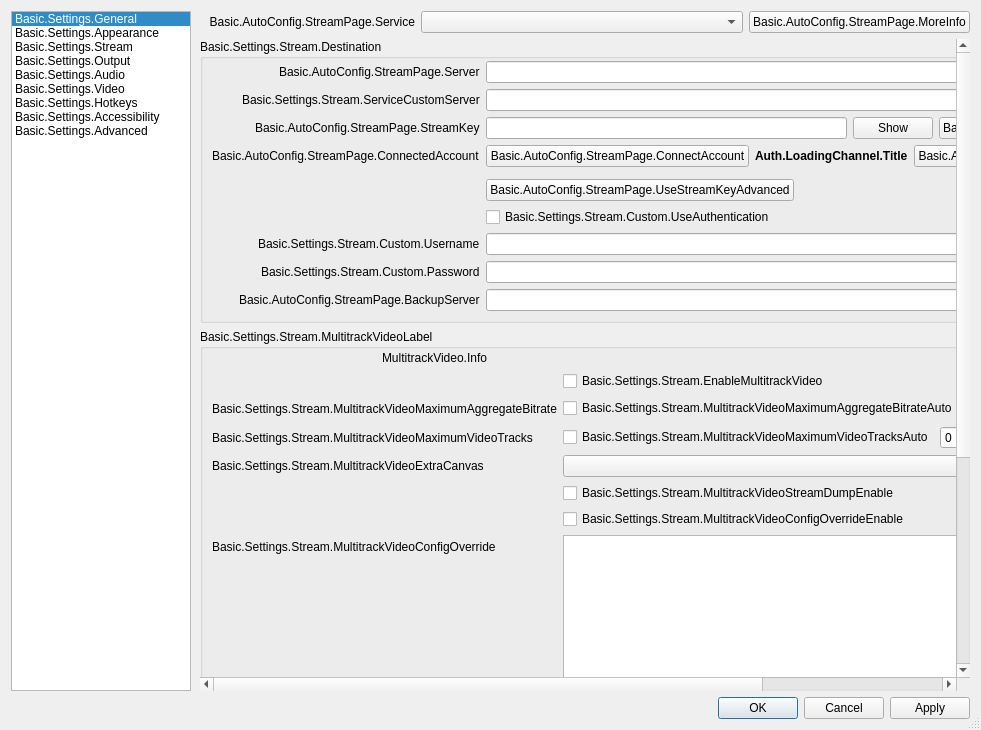
Before: the Qt Designer form frontend/forms/OBSBasicSettings.ui in Elon666-ai/obs32.1.2patched, drawn with Qt 5.
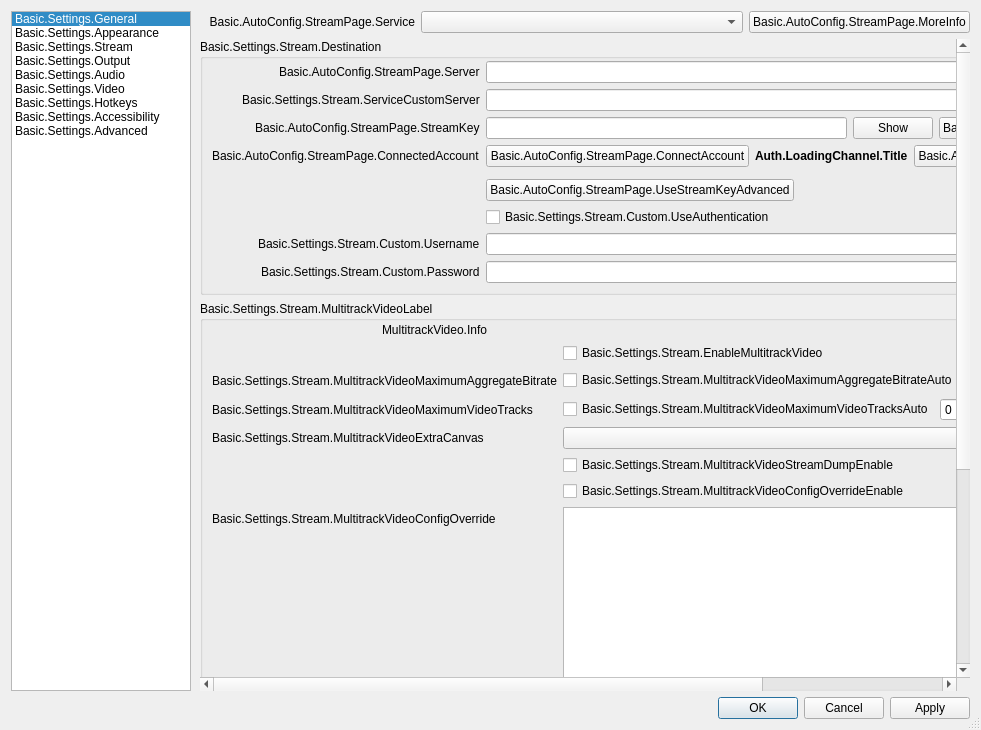
After: the same form once the commit is applied. The open tabs and pages were chosen to show the change. Icons and pictures are not drawn. Custom widgets are drawn as their Qt base class.

Commit message:
frontend: drop WHIP backup server and force Opus for SRT/ERTMP/WHIP
Remove the WHIP backup server input from the stream settings and from the WHIP service, so no backup endpoint is read or returned.

Restrict the streaming audio encoder list to Opus for SRT, ERTMP and WHIP, migrate an AAC selection to Opus when switching to these services, and enforce Opus at runtime for all three instead of WHIP only.

Patch:
```diff
--- a/frontend/forms/OBSBasicSettings.ui
+++ b/frontend/forms/OBSBasicSettings.ui
@@ -1845,19 +1845,6 @@
                    </layout>
                   </widget>
                  </item>
-                 <item row="9" column="0">
-                  <widget class="QLabel" name="backupServerLabel">
-                   <property name="text">
-                    <string>Basic.AutoConfig.StreamPage.BackupServer</string>
-                   </property>
-                   <property name="buddy">
-                    <cstring>backupServer</cstring>
-                   </property>
-                  </widget>
-                 </item>
-                 <item row="9" column="1">
-                  <widget class="QLineEdit" name="backupServer"/>
-                 </item>
                 </layout>
                </widget>
               </item>
```
Left out of the diff: 1 changed line with no effect on the pictures. The commit also changes 6 other files.
